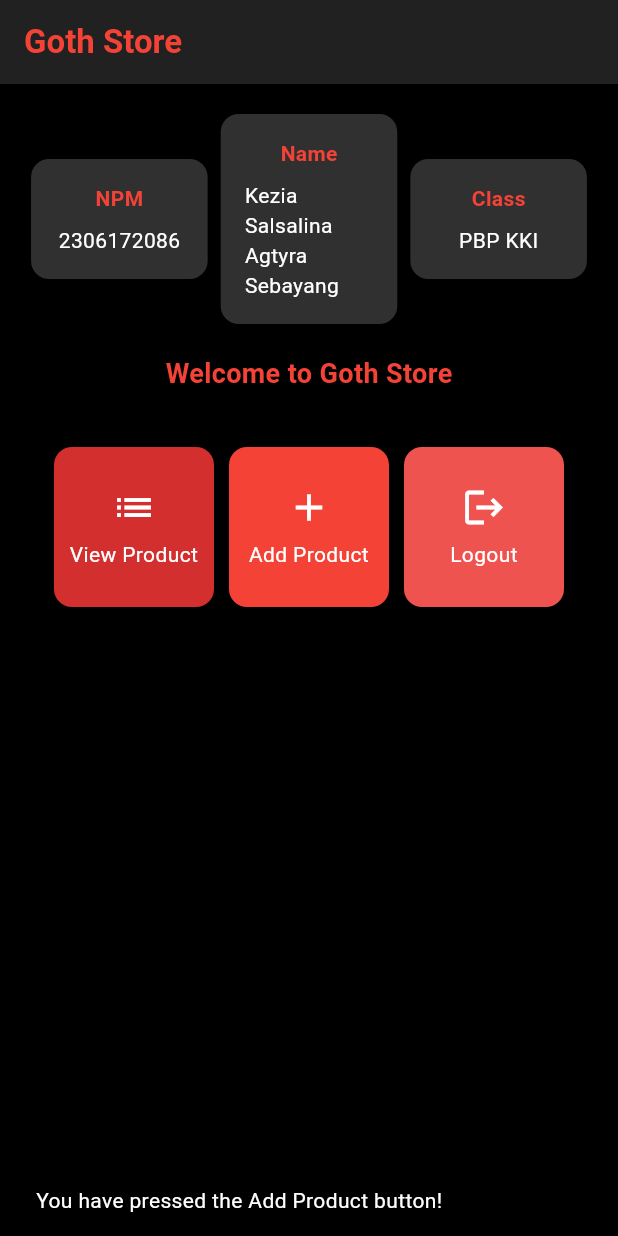
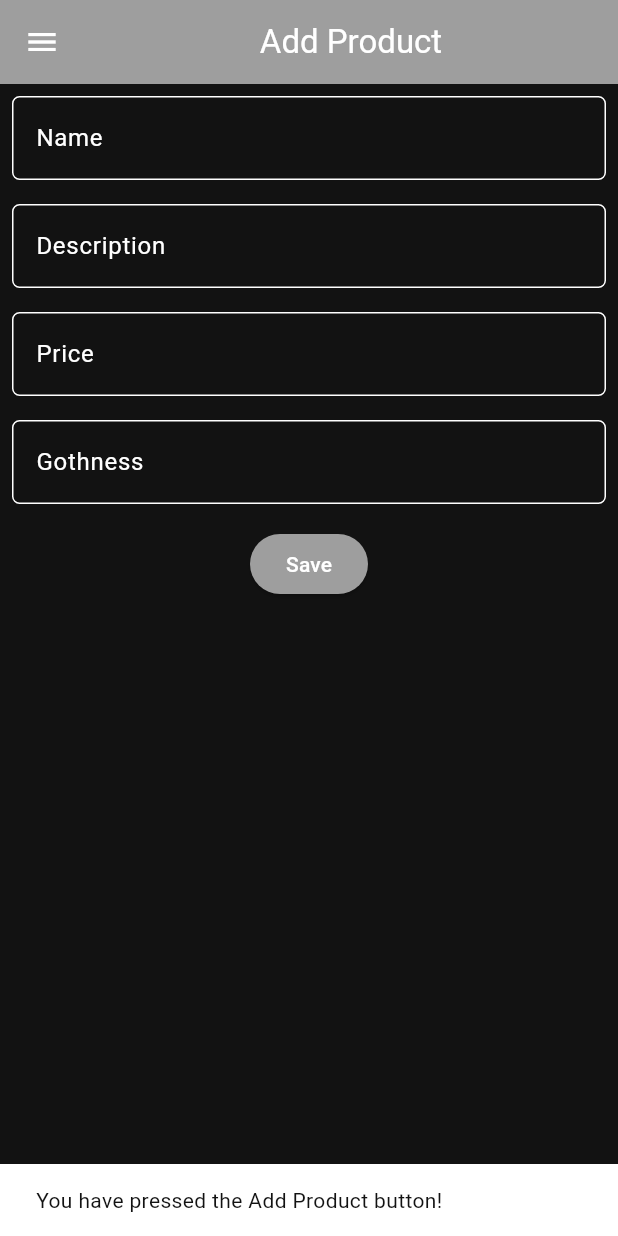
Before and after one commit to agtyra/goth-store-mobile, a Flutter app: the screen it shows after launch, after a tap on "Add Product", on a phone screen of 412 x 824 dp. Run offline on Flutter 3.47's test engine with Material 3 defaults, Android fonts, the phone set to English and light mode, and no system bars.

Commit message:
added assignment 8

```diff
--- a/lib/main.dart
+++ b/lib/main.dart
@@ -1,5 +1,5 @@
 import 'package:flutter/material.dart';
-import 'package:goth_store/menu.dart';
+import 'package:goth_store/screens/menu.dart';
 
 void main() {
   runApp(const MyApp());
@@ -13,10 +13,10 @@
     return MaterialApp(
       title: 'Goth Store',
       theme: ThemeData(
-        colorScheme: ColorScheme.fromSwatch(
-          primarySwatch: Colors.grey,
-        ).copyWith(
-          secondary: Colors.black,
+        primaryColor: Colors.black,
+        colorScheme: ColorScheme.dark(
+          primary: Colors.black,
+          secondary: Colors.grey,
         ),
       ),
       home: MyHomePage(),
--- a/lib/menu.dart
+++ b/lib/screens/menu.dart
@@ -1,4 +1,6 @@
 import 'package:flutter/material.dart';
+import 'package:goth_store/widgets/product_card.dart';
+import 'package:goth_store/widgets/left_drawer.dart';
 
 class MyHomePage extends StatelessWidget {
   final String npm = '2306172086';
@@ -25,7 +27,9 @@
           ),
         ),
         backgroundColor: Colors.grey[900],
+        iconTheme: const IconThemeData(color: Colors.white),
       ),
+      drawer: const LeftDrawer(),
       body: Padding(
         padding: const EdgeInsets.all(16.0),
         child: Column(
@@ -106,57 +110,3 @@
     );
   }
 }
-
-class ItemHomepage {
-  final String name;
-  final IconData icon;
-  final Color color;
-
-  ItemHomepage(this.name, this.icon, this.color);
-}
-
-class ItemCard extends StatelessWidget {
-  final ItemHomepage item;
-
-  const ItemCard(this.item, {super.key});
-
-  @override
-  Widget build(BuildContext context) {
-    return Material(
-      color: item.color,
-      borderRadius: BorderRadius.circular(12),
-      child: InkWell(
-        onTap: () {
-          ScaffoldMessenger.of(context)
-            ..hideCurrentSnackBar()
-            ..showSnackBar(
-              SnackBar(content: Text("You have pressed the ${item.name} button!")),
-            );
-        },
-        child: Container(
-          padding: const EdgeInsets.all(8),
-          child: Center(
-            child: Column(
-              mainAxisAlignment: MainAxisAlignment.center,
-              children: [
-                Icon(
-                  item.icon,
-                  color: Colors.white,
-                  size: 30.0,
-                ),
-                const Padding(padding: EdgeInsets.all(3)),
-                Text(
-                  item.name,
-                  textAlign: TextAlign.center,
-                  style: const TextStyle(
-                    color: Colors.white,
-                  ),
-                ),
-              ],
-            ),
-          ),
-        ),
-      ),
-    );
-  }
-}
--- /dev/null
+++ b/lib/screens/productentry_form.dart
@@ -0,0 +1,205 @@
+import 'package:flutter/material.dart';
+import 'package:goth_store/widgets/left_drawer.dart';
+
+class GothEntryFormPage extends StatefulWidget {
+  const GothEntryFormPage({super.key});
+
+  @override
+  State<GothEntryFormPage> createState() => _GothEntryFormPageState();
+}
+
+class _GothEntryFormPageState extends State<GothEntryFormPage> {
+  final _formKey = GlobalKey<FormState>();
+  String _name = "";
+  String _description = "";
+  int _price = 0;
+  int _gothness = 0;
+
+  @override
+  Widget build(BuildContext context) {
+    return Scaffold(
+      appBar: AppBar(
+        title: const Center(
+          child: Text(
+            'Add Product',
+          ),
+        ),
+        backgroundColor: Theme.of(context).colorScheme.secondary ,
+        foregroundColor: Colors.white,
+      ),
+      drawer: const LeftDrawer(),
+      body: Form(
+        key: _formKey,
+        child: SingleChildScrollView(
+          child: Column(
+            crossAxisAlignment: CrossAxisAlignment.start,
+            children: [
+              Padding(
+                padding: const EdgeInsets.all(8.0),
+                child: TextFormField(
+                  decoration: InputDecoration(
+                    hintText: "Name",
+                    labelText: "Name",
+                    border: OutlineInputBorder(
+                      borderRadius: BorderRadius.circular(5.0),
+                    ),
+                  ),
+                  onChanged: (String? value) {
+                    setState(() {
+                      _name = value!;
+                    });
+                  },
+                  validator: (String? value) {
+                    if (value == null || value.isEmpty) {
+                      return "Name cannot be empty!";
+                    }
+                    return null;
+                  },
+                ),
+              ),
+                            Padding(
+                padding: const EdgeInsets.all(8.0),
+                child: TextFormField(
+                  decoration: InputDecoration(
+                    hintText: "Description",
+                    labelText: "Description",
+                    border: OutlineInputBorder(
+                      borderRadius: BorderRadius.circular(5.0),
+                    ),
+                  ),
+                  onChanged: (String? value) {
+                    setState(() {
+                      _description = value!;
+                    });
+                  },
+                  validator: (String? value) {
+                    if (value == null || value.isEmpty) {
+                      return "Description cannot be empty!";
+                    }
+                    return null;
+                  },
+                ),
+              ),
+              Padding(
+                padding: const EdgeInsets.all(8.0),
+                child: TextFormField(
+                  decoration: InputDecoration(
+                    hintText: "Price",
+                    labelText: "Price",
+                    border: OutlineInputBorder(
+                      borderRadius: BorderRadius.circular(5.0),
+                    ),
+                  ),
+                  onChanged: (String? value) {
+                    setState(() {
+                      _price = int.tryParse(value!) ?? 0;
+                    });
+                  },
+                  validator: (String? value) {
+                    if (value == null || value.isEmpty) {
+                      return "Price cannot be empty!";
+                    }
+                    if (int.tryParse(value) == null) {
+                      return "Price must be a number!";
+                    }
+                    if (int.tryParse(value)! < 0) {
+                      return "Price cannot be negative!";
+                    }
+                    if (value == "0") {
+                      return "Price cannot be 0!";
+                    }
+                    return null;
+                  },
+                ),
+              ),
+              Padding(
+                padding: const EdgeInsets.all(8.0),
+                child: TextFormField(
+                  decoration: InputDecoration(
+                    hintText: "Gothness",
+                    labelText: "Gothness",
+                    border: OutlineInputBorder(
+                      borderRadius: BorderRadius.circular(5.0),
+                    ),
+                  ),
+                  onChanged: (String? value) {
+                    setState(() {
+                      _gothness = int.tryParse(value!) ?? 0;
+                    });
+                  },
+                  validator: (String? value) {
+                    if (value == null || value.isEmpty) {
+                      return "Gothness cannot be empty!";
+                    }
+                    final parsedValue = int.tryParse(value);
+                    if (parsedValue == null) {
+                      return "Gothness must be a number!";
+                    }
+                    if (parsedValue < 0) {
+                      return "Gothness cannot be negative!";
+                    }
+                    if (parsedValue == 0) {
+                      return "Gothness cannot be 0!";
+                    }
+                    if (parsedValue > 10) {
+                      return "Gothness cannot be more than 10!";
+                    }
+                    return null;
+                  }
+                ),
+              ),
+              Align(
+                alignment: Alignment.bottomCenter,
+                child: Padding(
+                  padding: const EdgeInsets.all(8.0),
+                  child: ElevatedButton(
+                    style: ButtonStyle(
+                      backgroundColor: WidgetStateProperty.all(
+                          Theme.of(context).colorScheme.secondary),
+                    ),
+                    onPressed: () {
+                      if (_formKey.currentState!.validate()) {
+                        showDialog(
+                          context: context,
+                          builder: (context) {
+                            return AlertDialog(
+                              title: const Text('Product successfully saved'),
+                              content: SingleChildScrollView(
+                                child: Column(
+                                  crossAxisAlignment: CrossAxisAlignment.start,
+                                  children: [
+                                    Text('Name: $_name'),
+                                    Text('Description: $_description'),
+                                    Text('Price: $_price'),
+                                    Text('Gothness $_gothness'),
+                                  ],
+                                ),
+                              ),
+                              actions: [
+                                TextButton(
+                                  child: const Text('OK', style: TextStyle(color: Colors.white)),
+                                  onPressed: () {
+                                    Navigator.pop(context);
+                                    _formKey.currentState!.reset();
+                                  },
+                                ),
+                              ],
+                            );
+                          },
+                        );
+                      }
+                    },
+                    child: const Text(
+                      "Save",
+                      style: TextStyle(color: Colors.white),
+                    ),
+                  ),
+                ),
+              ),
+            ],
+          ),
+        ),
+      ),
+    );
+  }
+}
--- /dev/null
+++ b/lib/widgets/left_drawer.dart
@@ -0,0 +1,73 @@
+import 'package:flutter/material.dart';
+import 'package:goth_store/screens/menu.dart';
+import 'package:goth_store/screens/productentry_form.dart';
+
+class LeftDrawer extends StatelessWidget {
+  const LeftDrawer({super.key});
+
+  @override
+  Widget build(BuildContext context) {
+    return Drawer(
+      backgroundColor: Colors.black,
+      child: ListView(
+        children: [
+          DrawerHeader(
+               decoration: BoxDecoration(
+                color: Theme.of(context).colorScheme.primary,
+              ),
+              child: const Column(
+                children: [
+                  Text(
+                    'Goth Store',
+                    textAlign: TextAlign.center,
+                    style: TextStyle(
+                      fontSize: 24,
+                      fontWeight: FontWeight.bold,
+                      color: Colors.red,
+                    ),
+                  ),
+                  Padding(padding: EdgeInsets.all(8)),
+                  Text(
+                    "Discover the Shadows in Style!",
+                    textAlign: TextAlign.center,
+                    style: TextStyle(
+                      fontSize: 15,
+                      fontWeight: FontWeight.normal,
+                      color: Colors.red,
+                    )
+                  ),
+                ],
+              ),
+          ),
+            ListTile(
+              leading: const Icon(Icons.home_outlined, color: Colors.white),
+              title: const Text(
+                'Home Page',
+                style: TextStyle(color: Colors.white)
+                ),
+              onTap: () {
+                Navigator.pushReplacement(
+                    context,
+                    MaterialPageRoute(
+                      builder: (context) => MyHomePage(),
+                    ));
+              },
+            ),
+            ListTile(
+              leading: const Icon(Icons.list, color: Colors.white),
+              title: const Text(
+                'Add Product',
+                style: TextStyle(color: Colors.white)),
+              onTap: () {
+                Navigator.pushReplacement(
+                    context,
+                    MaterialPageRoute(
+                      builder: (context) => GothEntryFormPage(),
+                    ));
+              },
+            ),
+        ],
+      ),
+    );
+  }
+}
--- /dev/null
+++ b/lib/widgets/product_card.dart
@@ -0,0 +1,64 @@
+import 'package:goth_store/screens/productentry_form.dart';
+import 'package:flutter/material.dart';
+
+class ItemHomepage {
+  final String name;
+  final IconData icon;
+  final Color color;
+
+  ItemHomepage(this.name, this.icon, this.color);
+}
+
+class ItemCard extends StatelessWidget {
+  final ItemHomepage item;
+
+  const ItemCard(this.item, {super.key});
+
+  @override
+  Widget build(BuildContext context) {
+    return Material(
+      color: item.color,
+      borderRadius: BorderRadius.circular(12),
+      child: InkWell(
+        onTap: () {
+          ScaffoldMessenger.of(context)
+            ..hideCurrentSnackBar()
+            ..showSnackBar(
+              SnackBar(content: Text("You have pressed the ${item.name} button!")),
+            );
+            if (item.name == "Add Product") {
+              Navigator.push(
+                context,
+                MaterialPageRoute(
+                builder: (context) => const GothEntryFormPage(),
+              ),
+            );
+          }
+        },
+        child: Container(
+          padding: const EdgeInsets.all(8),
+          child: Center(
+            child: Column(
+              mainAxisAlignment: MainAxisAlignment.center,
+              children: [
+                Icon(
+                  item.icon,
+                  color: Colors.white,
+                  size: 30.0,
+                ),
+                const Padding(padding: EdgeInsets.all(3)),
+                Text(
+                  item.name,
+                  textAlign: TextAlign.center,
+                  style: const TextStyle(
+                    color: Colors.white,
+                  ),
+                ),
+              ],
+            ),
+          ),
+        ),
+      ),
+    );
+  }
+}
```
Also changed, not shown: 1 other file.
